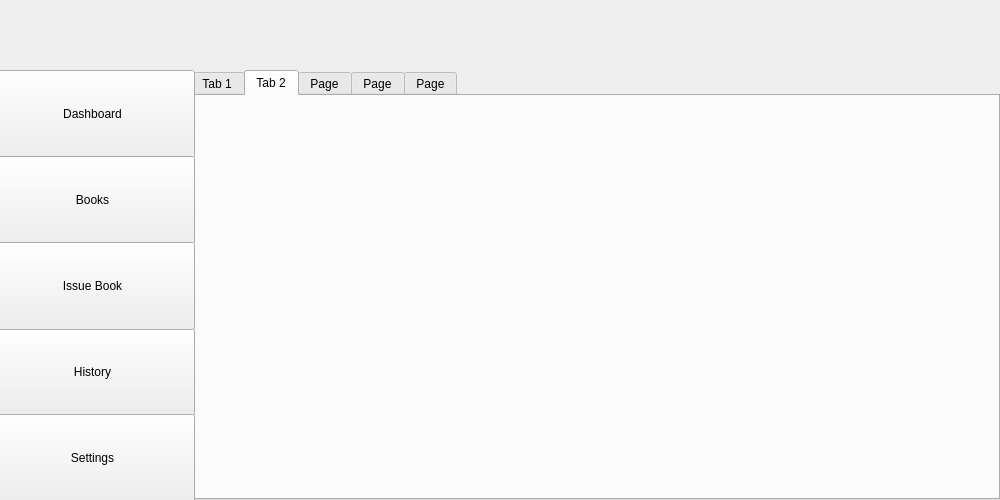
The window that main.ui (Porcupine1/School_Library_System) describes before a commit, drawn with Qt 5.
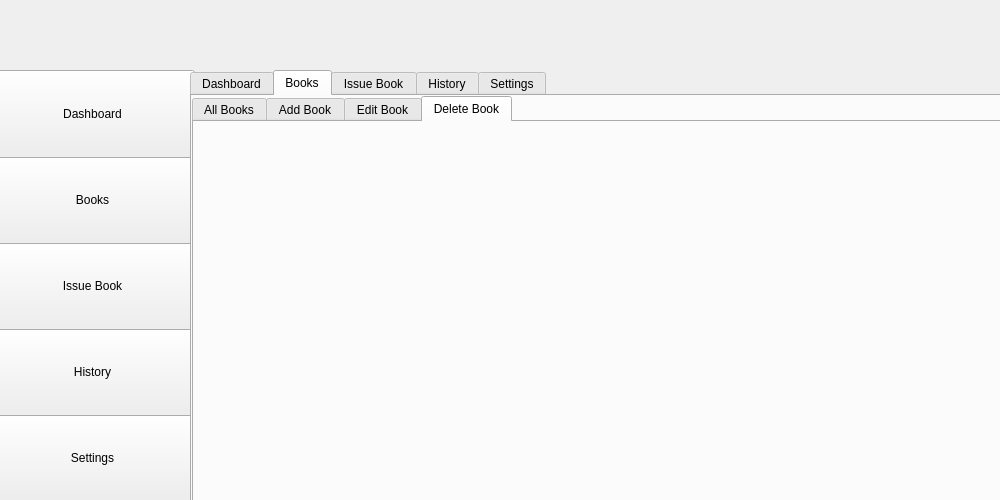
The same window after the commit. The open tabs and pages were chosen to show the change. Icons and pictures are not drawn.

Commit message: added icons and styled windows

The edit to the form file:
```diff
--- a/main.ui
+++ b/main.ui
@@ -17,48 +17,107 @@
    <string notr="true"/>
   </property>
   <widget class="QWidget" name="centralwidget">
-   <widget class="QTabWidget" name="tabWidget">
+   <widget class="QTabWidget" name="main_tab_widget">
     <property name="geometry">
      <rect>
       <x>190</x>
       <y>70</y>
-      <width>810</width>
-      <height>430</height>
+      <width>820</width>
+      <height>440</height>
      </rect>
     </property>
     <property name="currentIndex">
-     <number>2</number>
+     <number>4</number>
     </property>
     <property name="usesScrollButtons">
+     <bool>true</bool>
+    </property>
+    <property name="tabBarAutoHide">
      <bool>false</bool>
     </property>
-    <widget class="QWidget" name="tab">
+    <widget class="QWidget" name="dashboard_tab">
      <attribute name="title">
-      <string>Tab 1</string>
+      <string>Dashboard</string>
      </attribute>
     </widget>
-    <widget class="QWidget" name="tab_2">
+    <widget class="QWidget" name="books_tab">
      <attribute name="title">
-      <string>Tab 2</string>
+      <string>Books</string>
      </attribute>
+     <widget class="QTabWidget" name="books_tab_widget">
+      <property name="geometry">
+       <rect>
+        <x>0</x>
+        <y>0</y>
+        <width>820</width>
+        <height>440</height>
+       </rect>
+      </property>
+      <property name="currentIndex">
+       <number>3</number>
+      </property>
+      <widget class="QWidget" name="all_books_tab">
+       <attribute name="title">
+        <string>All Books</string>
+       </attribute>
+      </widget>
+      <widget class="QWidget" name="add_book_tab">
+       <attribute name="title">
+        <string>Add Book</string>
+       </attribute>
+      </widget>
+      <widget class="QWidget" name="edit_book_tab">
+       <attribute name="title">
+        <string>Edit Book</string>
+       </attribute>
+      </widget>
+      <widget class="QWidget" name="delete_book_tab">
+       <attribute name="title">
+        <string>Delete Book</string>
+       </attribute>
+      </widget>
+     </widget>
     </widget>
-    <widget class="QWidget" name="tab_5">
+    <widget class="QWidget" name="issue_book_tab">
      <attribute name="title">
-      <string>Page</string>
+      <string>Issue Book</string>
      </attribute>
+     <widget class="QTabWidget" name="books_tab_widget_2">
+      <property name="geometry">
+       <rect>
+        <x>0</x>
+        <y>0</y>
+        <width>820</width>
+        <height>440</height>
+       </rect>
+      </property>
+      <property name="currentIndex">
+       <number>0</number>
+      </property>
+      <widget class="QWidget" name="tab_10">
+       <attribute name="title">
+        <string>Lend Book</string>
+       </attribute>
+      </widget>
+      <widget class="QWidget" name="tab_11">
+       <attribute name="title">
+        <string>Return Book</string>
+       </attribute>
+      </widget>
+     </widget>
     </widget>
-    <widget class="QWidget" name="tab_4">
+    <widget class="QWidget" name="history_tab">
      <attribute name="title">
-      <string>Page</string>
+      <string>History</string>
      </attribute>
     </widget>
-    <widget class="QWidget" name="tab_3">
+    <widget class="QWidget" name="settings_tab">
      <attribute name="title">
-      <string>Page</string>
+      <string>Settings</string>
      </attribute>
     </widget>
    </widget>
-   <widget class="QPushButton" name="Dashboard">
+   <widget class="QPushButton" name="dashboard_btn">
     <property name="geometry">
      <rect>
       <x>-10</x>
@@ -67,11 +126,24 @@
       <height>88</height>
      </rect>
     </property>
+    <property name="styleSheet">
+     <string notr="true"/>
+    </property>
     <property name="text">
      <string>Dashboard</string>
     </property>
+    <property name="icon">
+     <iconset resource="icons.qrc">
+      <normaloff>:/icons/icons/dashboard.png</normaloff>:/icons/icons/dashboard.png</iconset>
+    </property>
+    <property name="iconSize">
+     <size>
+      <width>50</width>
+      <height>50</height>
+     </size>
+    </property>
    </widget>
-   <widget class="QPushButton" name="Books">
+   <widget class="QPushButton" name="books_btn">
     <property name="geometry">
      <rect>
       <x>-10</x>
@@ -80,11 +152,24 @@
       <height>88</height>
      </rect>
     </property>
+    <property name="styleSheet">
+     <string notr="true"/>
+    </property>
     <property name="text">
      <string>Books</string>
     </property>
+    <property name="icon">
+     <iconset resource="icons.qrc">
+      <normaloff>:/icons/icons/books.png</normaloff>:/icons/icons/books.png</iconset>
+    </property>
+    <property name="iconSize">
+     <size>
+      <width>50</width>
+      <height>50</height>
+     </size>
+    </property>
    </widget>
-   <widget class="QPushButton" name="History">
+   <widget class="QPushButton" name="history_btn">
     <property name="geometry">
      <rect>
       <x>-10</x>
@@ -93,11 +178,24 @@
       <height>88</height>
      </rect>
     </property>
+    <property name="styleSheet">
+     <string notr="true"/>
+    </property>
     <property name="text">
      <string>History</string>
     </property>
+    <property name="icon">
+     <iconset resource="icons.qrc">
+      <normaloff>:/icons/icons/history.png</normaloff>:/icons/icons/history.png</iconset>
+    </property>
+    <property name="iconSize">
+     <size>
+      <width>50</width>
+      <height>50</height>
+     </size>
+    </property>
    </widget>
-   <widget class="QPushButton" name="Issue_book">
+   <widget class="QPushButton" name="issue_book_btn">
     <property name="geometry">
      <rect>
       <x>-10</x>
@@ -106,11 +204,24 @@
       <height>88</height>
      </rect>
     </property>
+    <property name="styleSheet">
+     <string notr="true"/>
+    </property>
     <property name="text">
      <string>Issue Book</string>
     </property>
+    <property name="icon">
+     <iconset resource="icons.qrc">
+      <normaloff>:/icons/icons/today.png</normaloff>:/icons/icons/today.png</iconset>
+    </property>
+    <property name="iconSize">
+     <size>
+      <width>50</width>
+      <height>50</height>
+     </size>
+    </property>
    </widget>
-   <widget class="QPushButton" name="pushButton_5">
+   <widget class="QPushButton" name="settings_btn">
     <property name="geometry">
      <rect>
       <x>-10</x>
@@ -119,10 +230,29 @@
       <height>88</height>
      </rect>
     </property>
+    <property name="styleSheet">
+     <string notr="true"/>
+    </property>
     <property name="text">
      <string>Settings</string>
     </property>
+    <property name="icon">
+     <iconset resource="icons.qrc">
+      <normaloff>:/icons/icons/settings.png</normaloff>:/icons/icons/settings.png</iconset>
+    </property>
+    <property name="iconSize">
+     <size>
+      <width>50</width>
+      <height>50</height>
+     </size>
+    </property>
    </widget>
+   <zorder>settings_btn</zorder>
+   <zorder>history_btn</zorder>
+   <zorder>issue_book_btn</zorder>
+   <zorder>books_btn</zorder>
+   <zorder>dashboard_btn</zorder>
+   <zorder>main_tab_widget</zorder>
   </widget>
  </widget>
  <tabstops>
```
Left out of the diff: 17 changed lines with no effect on the pictures. The commit also changes 8 other files.
